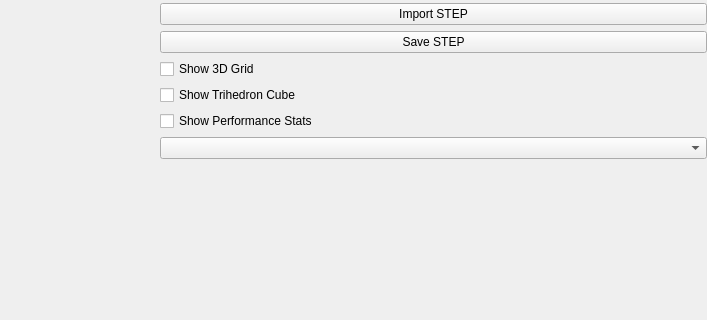
Above: 001-C-basicViewerWithOptions/uis/mainwindow.ui from haknkayaa/Qt-OpenCASCADE-Projects before the change; both pictures show x 347 to 1054 and y 0 to 320 of the 1054 by 697 pixel window. Below: the same form after it.
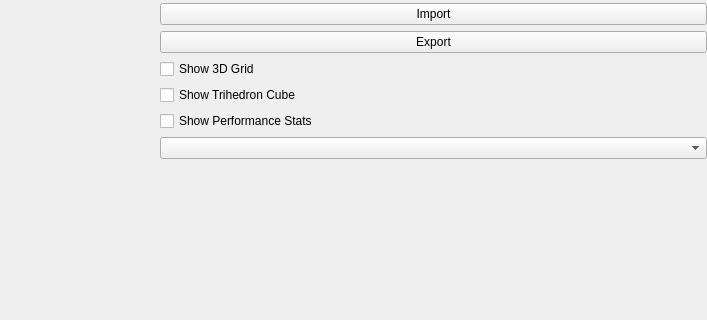
That is the form after the change.

The edit to the form file:
```diff
--- a/001-C-basicViewerWithOptions/uis/mainwindow.ui
+++ b/001-C-basicViewerWithOptions/uis/mainwindow.ui
@@ -100,7 +100,7 @@
           <item>
            <widget class="QPushButton" name="pushButton">
             <property name="text">
-             <string>Import STEP</string>
+             <string>Import</string>
             </property>
             <property name="autoRepeat">
              <bool>false</bool>
@@ -110,7 +110,7 @@
           <item>
            <widget class="QPushButton" name="pushButton_2">
             <property name="text">
-             <string>Save STEP</string>
+             <string>Export</string>
             </property>
            </widget>
           </item>
```
Left out of the diff: 4 changed lines with no effect on the pictures.
